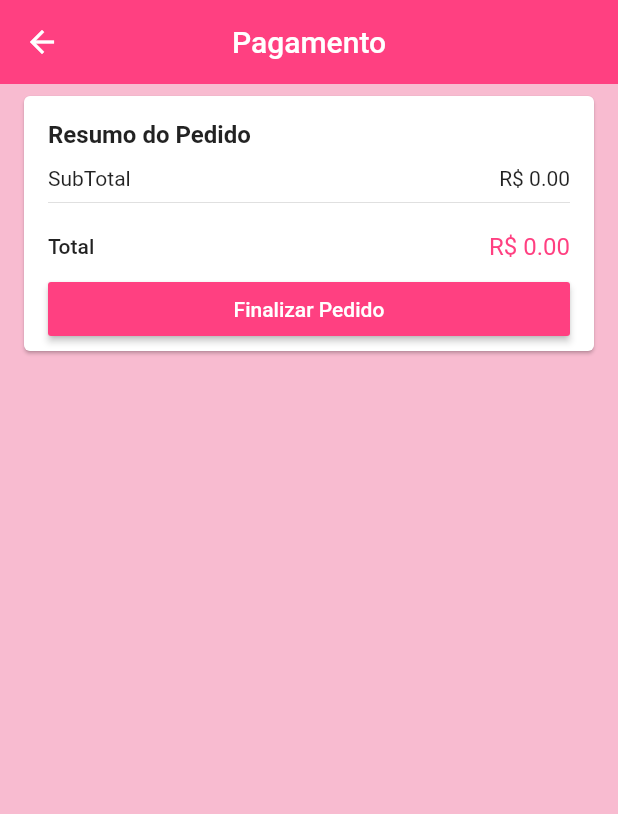
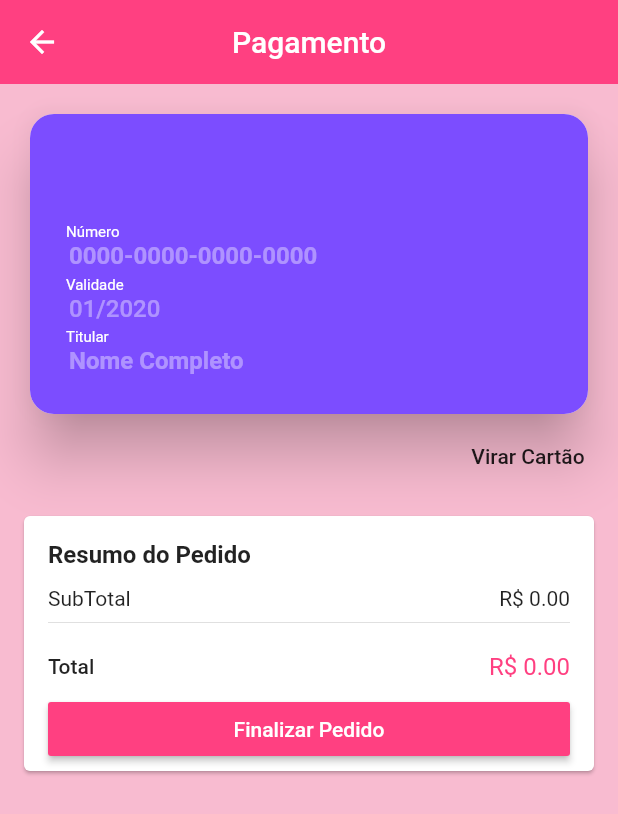
Before and after one commit to GilbertoSavisky/loja_virtual, a Flutter app: the CheckOutScreen screen opened by its route, on a phone screen of 412 x 824 dp. Shown: the top 814 px of the screen. Run offline on Flutter 3.47's test engine with Material 2 defaults, Android fonts, the phone set to English and light mode, and no system bars; drawn by our look-alikes of flip_card; our stand-ins replace brasil_fields, carousel_pro, cloud_firestore, dio, firebase_auth, firebase_storage and 10 more; missing offline and left inert: alphabet_list_scroll_view, credit_card_type_detector, flutter_facebook_login, map_launcher; accounts and stored records are empty.

Commit message:
Cartão de Crédito Animado

```diff
--- a/lib/screens/checkout/checkout_screen.dart
+++ b/lib/screens/checkout/checkout_screen.dart
@@ -2,11 +2,14 @@ import 'package:flutter/material.dart';
 import 'package:lojavirtualgigabyte/common/preco_card.dart';
 import 'package:lojavirtualgigabyte/models/carrinho_manager.dart';
 import 'package:lojavirtualgigabyte/models/checkout_manager.dart';
+import 'package:lojavirtualgigabyte/screens/checkout/componentes/cartao_credito_widget.dart';
 import 'package:provider/provider.dart';
 
 class CheckOutScreen extends StatelessWidget {
 
   final GlobalKey<ScaffoldState> scaffoldKey = GlobalKey<ScaffoldState>();
+  final GlobalKey<FormState> formKey = GlobalKey<FormState>();
+
   @override
   Widget build(BuildContext context) {
     return ChangeNotifierProxyProvider<CarrinhoManager, CheckoutManager>(
@@ -38,30 +41,38 @@ class CheckOutScreen extends StatelessWidget {
                 ),
               );
             }
-            return ListView(
+            return Form(
+              key: formKey,
+              child: ListView(
                 children: [
+                  CartaoCreditoWidget(),
                   PrecoCard(
                     onPressed: (){
-                    checkOutManager.checkout(
-                      onEstoqueFail: (e){
-                        scaffoldKey.currentState.showSnackBar(
-                          SnackBar(
-                            content: Text('Não há estoque suficiente'),
-                            backgroundColor: Colors.red[800],
-                            duration: Duration(seconds: 2),
-                          )
-                        );
-                        Navigator.of(context).popUntil((route) => route.settings.name == '/carrinho');
-                      },
-                      onSuccess: (pedido){
-                        Navigator.of(context).popUntil((route) => route.settings.name == '/');
-                        Navigator.of(context).pushNamed('/confirmacao', arguments: pedido);
+                      if(formKey.currentState.validate()){
+                        print('enviar');
+//                        checkOutManager.checkout(
+//                            onEstoqueFail: (e){
+//                              scaffoldKey.currentState.showSnackBar(
+//                                  SnackBar(
+//                                    content: Text('Não há estoque suficiente'),
+//                                    backgroundColor: Colors.red[800],
+//                                    duration: Duration(seconds: 2),
+//                                  )
+//                              );
+//                              Navigator.of(context).popUntil((route) => route.settings.name == '/carrinho');
+//                            },
+//                            onSuccess: (pedido){
+//                              Navigator.of(context).popUntil((route) => route.settings.name == '/');
+//                              Navigator.of(context).pushNamed('/confirmacao', arguments: pedido);
+//                            }
+//                        );
                       }
-                    );
+
                     },
                     textoBotao: 'Finalizar Pedido',
                   ),
                 ],
+              ),
             );
           },
         ),
--- /dev/null
+++ b/lib/screens/checkout/componentes/card_front.dart
@@ -0,0 +1,101 @@
+import 'package:brasil_fields/brasil_fields.dart';
+import 'package:credit_card_type_detector/credit_card_type_detector.dart';
+import 'package:flutter/cupertino.dart';
+import 'package:flutter/material.dart';
+import 'package:flutter/services.dart';
+import 'package:lojavirtualgigabyte/screens/checkout/componentes/card_text_field.dart';
+import 'package:mask_text_input_formatter/mask_text_input_formatter.dart';
+
+class CardFront extends StatelessWidget {
+
+  CardFront({Key key, this.numFocus, this.nomeFocus, this.dataFocus, this.finish}) : super(key: key);
+
+  final FocusNode numFocus;
+  final FocusNode dataFocus;
+  final FocusNode nomeFocus;
+  final VoidCallback finish;
+
+  final dataFormatter = MaskTextInputFormatter(
+    mask: '!#/-###', filter: {'#': RegExp('[0-9]'), '!': RegExp('[0-1]'), '-': RegExp('[2]')}
+  );
+
+  @override
+  Widget build(BuildContext context) {
+    return Card(
+      clipBehavior: Clip.antiAlias,
+      shape: RoundedRectangleBorder(borderRadius: BorderRadius.circular(16)),
+      elevation: 16,
+      child: Container(
+        padding: EdgeInsets.all(24),
+        height: 200,
+        color: Colors.deepPurpleAccent,
+        child: Row(
+          children: [
+            Expanded(
+              child: Column(
+                mainAxisAlignment: MainAxisAlignment.end,
+                children: [
+                  CardTextField(
+                    titulo: 'Número',
+                    hint: '0000-0000-0000-0000',
+                    tipoInput: TextInputType.number,
+                    bold: true,
+                    inputFormaters: [
+                      WhitelistingTextInputFormatter.digitsOnly,
+                      CartaoBancarioInputFormatter()
+                    ],
+                    focusNode: numFocus,
+                    onSubmitted: (_){
+                      dataFocus.requestFocus();
+                    },
+                    validator: (num) {
+                      if(num.length != 19){
+                        return 'Inválido';
+                      }
+                      else if(detectCCType(num) == CreditCardType.unknown)
+                        return 'Inválido';
+                      return null;
+                    },
+                  ),
+                  CardTextField(
+                    titulo: 'Validade',
+                    hint: '01/2020',
+                    tipoInput: TextInputType.number,
+                    bold: false,
+                    onSubmitted: (_){
+                      nomeFocus.requestFocus();
+                    },
+                    focusNode: dataFocus,
+                    inputFormaters: [
+                      dataFormatter
+                    ],
+                    validator: (data){
+                      if(data.length != 7)
+                        return 'Inválido';
+                      return null;
+                    },
+                  ),
+                  CardTextField(
+                    titulo: 'Titular',
+                    hint: 'Nome Completo',
+                    tipoInput: TextInputType.text,
+                    bold: true,
+                    onSubmitted: (_){
+                      finish();
+                    },
+                    focusNode: nomeFocus,
+                    validator: (nome){
+                      if(nome.isEmpty)
+                        return 'Inválido';
+                      return null;
+                    },
+                  ),
+                ],
+              ),
+            ),
+          ],
+        ),
+      ),
+    );
+  }
+}
--- /dev/null
+++ b/lib/screens/checkout/componentes/card_text_field.dart
@@ -0,0 +1,82 @@
+import 'package:flutter/material.dart';
+import 'package:flutter/services.dart';
+
+class CardTextField extends StatelessWidget {
+
+  const CardTextField({
+    Key key,
+    this.titulo,
+    this.bold,
+    this.hint,
+    this.tipoInput,
+    this.inputFormaters,
+    this.validator,
+    this.maxLength,
+    this.textAlign = TextAlign.start,
+    this.focusNode,
+    this.onSubmitted,
+  }) : textInputAction = onSubmitted == null ? TextInputAction.done : TextInputAction.next, super(key: key);
+
+  final String titulo;
+  final bool bold;
+  final String hint;
+  final TextInputType tipoInput;
+  final List<TextInputFormatter> inputFormaters;
+  final int maxLength;
+  final TextAlign textAlign;
+  final FocusNode focusNode;
+  final Function(String) onSubmitted;
+  final TextInputAction textInputAction;
+
+  final FormFieldValidator<String> validator;
+  @override
+  Widget build(BuildContext context) {
+    return FormField<String>(
+      initialValue: '',
+      validator: validator,
+      builder: (state){
+        return Padding(
+          padding: const EdgeInsets.symmetric(vertical: 2),
+          child: Column(
+            crossAxisAlignment: CrossAxisAlignment.start,
+            children: [
+              if(titulo != null)
+                Row(
+                  children: [
+                    Text(titulo, style: TextStyle(fontSize: 10, fontWeight: FontWeight.w400, color: Colors.white),),
+                    if(state.hasError)
+                      Text(' Inválido', style: TextStyle(color: Colors.red, fontSize: 9),)
+                  ],
+                ),
+              TextFormField(
+                style: TextStyle(
+                  color: titulo == null && state.hasError ? Colors.red : Colors.white,
+                  fontWeight: bold ? FontWeight.bold : FontWeight.w500,
+                ),
+                cursorColor: Colors.white,
+                decoration: InputDecoration(
+                    hintText: hint,
+                    hintStyle: TextStyle(color: titulo == null && state.hasError ? Colors.red.withAlpha(200) : Colors.white.withAlpha(100)),
+                    isDense: true,
+                    contentPadding: EdgeInsets.symmetric(horizontal: 2),
+                    counterText: '',
+                    border: InputBorder.none,
+                ),
+                textAlign: textAlign,
+                keyboardType: tipoInput,
+                inputFormatters:inputFormaters,
+                onChanged: (texto){
+                  state.didChange(texto);
+                },
+                maxLength: maxLength,
+                focusNode: focusNode,
+                onFieldSubmitted: onSubmitted,
+                textInputAction: textInputAction,
+              ),
+            ],
+          ),
+        );
+      },
+    );
+  }
+}
--- /dev/null
+++ b/lib/screens/checkout/componentes/cartao_credito_widget.dart
@@ -0,0 +1,51 @@
+import 'package:flip_card/flip_card.dart';
+import 'package:flutter/material.dart';
+import 'package:lojavirtualgigabyte/screens/checkout/componentes/card_back.dart';
+import 'package:lojavirtualgigabyte/screens/checkout/componentes/card_front.dart';
+
+class CartaoCreditoWidget extends StatelessWidget {
+
+  final GlobalKey<FlipCardState> cardKey = GlobalKey<FlipCardState>();
+
+  final FocusNode numFocus = FocusNode();
+  final FocusNode dataFocus = FocusNode();
+  final FocusNode nomeFocus = FocusNode();
+  final FocusNode cvvFocus = FocusNode();
+
+  @override
+  Widget build(BuildContext context) {
+    return Padding(
+      padding: const EdgeInsets.fromLTRB(16, 16, 16, 8),
+      child: Column(
+        crossAxisAlignment: CrossAxisAlignment.end,
+        children: [
+          FlipCard(
+            key: cardKey,
+            direction: FlipDirection.HORIZONTAL,
+            speed: 700,
+            flipOnTouch: false,
+            front: CardFront(
+                numFocus: numFocus,
+                dataFocus: dataFocus,
+                nomeFocus: nomeFocus,
+              finish: (){
+                cardKey.currentState.toggleCard();
+                cvvFocus.requestFocus();
+              },
+            ),
+            back: CardBack(
+              cvvFocus: cvvFocus
+            ),
+          ),
+          FlatButton(
+            padding: EdgeInsets.zero,
+            child: Text('Virar Cartão'),
+            onPressed: (){
+              cardKey.currentState.toggleCard();
+            },
+          ),
+        ],
+      ),
+    );
+  }
+}
--- a/pubspec.yaml
+++ b/pubspec.yaml
@@ -21,6 +21,9 @@ environment:
   sdk: ">=2.7.0 <3.0.0"
 
 dependencies:
+  credit_card_type_detector: ^1.1.0
+  mask_text_input_formatter: ^1.0.7
+  flip_card: ^0.4.4
   map_launcher: ^0.7.1
   url_launcher: ^5.5.0
   flutter_facebook_login: ^3.0.0
```
Also changed, not shown: lib/screens/checkout/componentes/card_back.dart (added, +65 -0 lines), pubspec.lock. Lines whose indentation alone changed are shown as unchanged.
